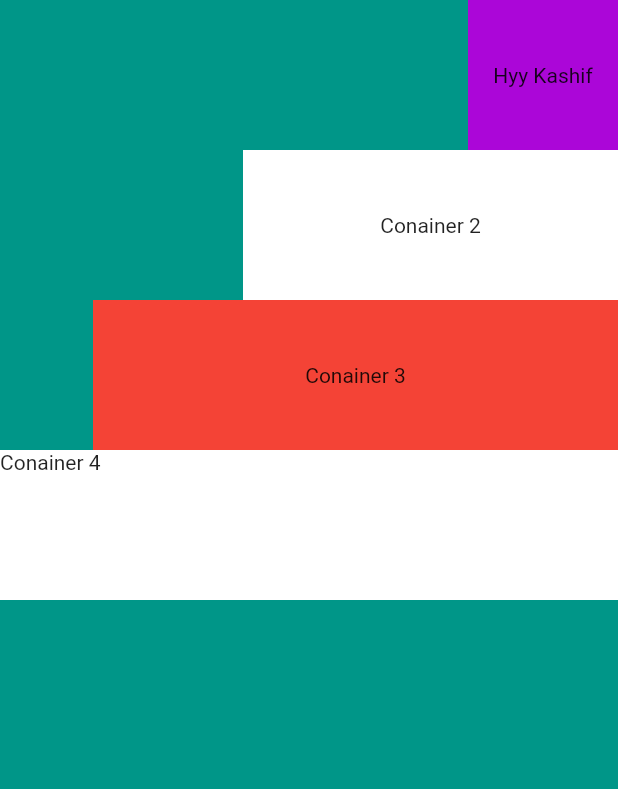
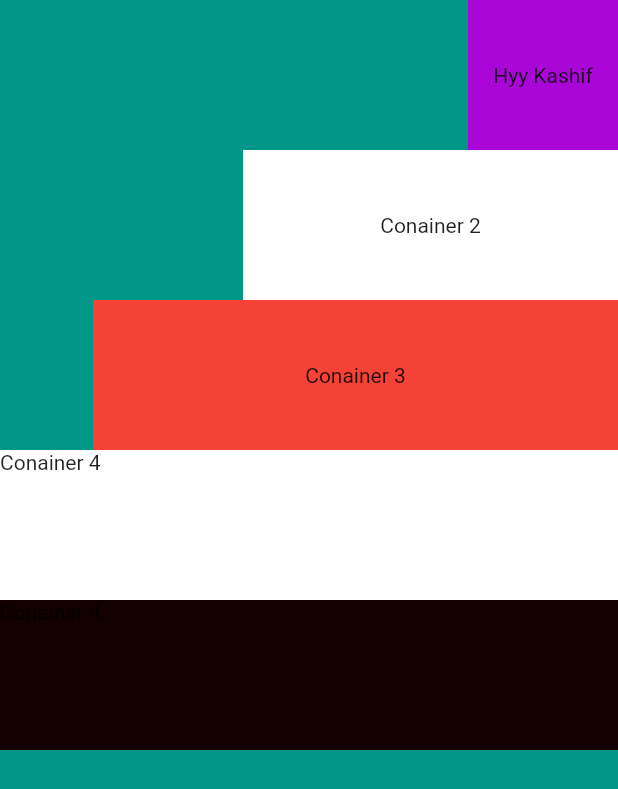
Before and after one commit to HEYKASHIF/quizApp, a Flutter app: the bootCamp screen opened directly, on a phone screen of 412 x 824 dp. Shown: the top 789 px of the screen. Run offline on Flutter 3.47's test engine with Material 2 defaults, Android fonts, the phone set to English and light mode, and no system bars.

Commit message:
"20-may commit1"

```diff
--- a/lib/bootcamp.dart
+++ b/lib/bootcamp.dart
@@ -39,6 +39,12 @@ class bootCamp extends StatelessWidget {
             child: Text('Conainer 4'),
           ),
           Container(
+            height: 100.0,
+            width: 420.0,
+            color: Color.fromARGB(255, 19, 1, 1),
+            child: Text('Conainer 4'),
+          ),
+          Container(
             width: double.infinity,
           )
         ],
```
